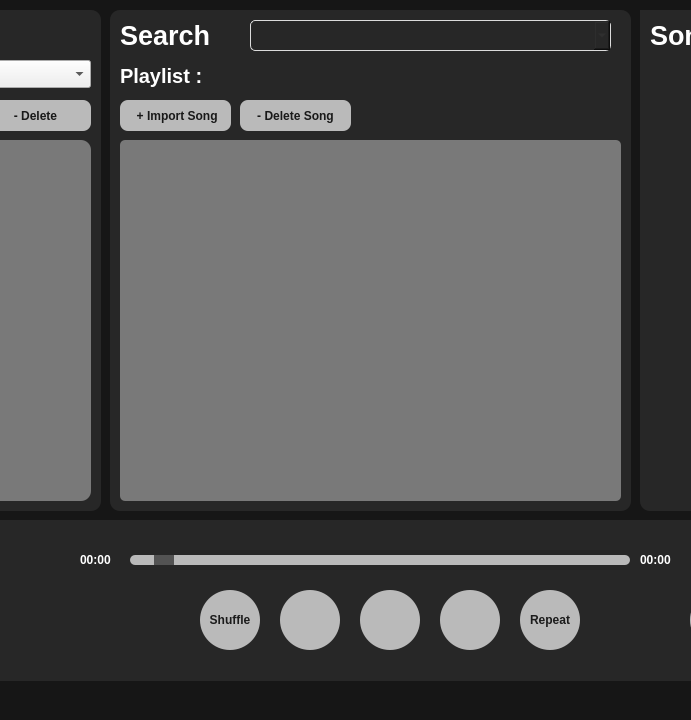
Qt form mainwindow.ui (Kantisaranucheep/Audify_3) before a commit; both pictures show x 170 to 861 and y 0 to 720 of the 1080 by 720 pixel window.
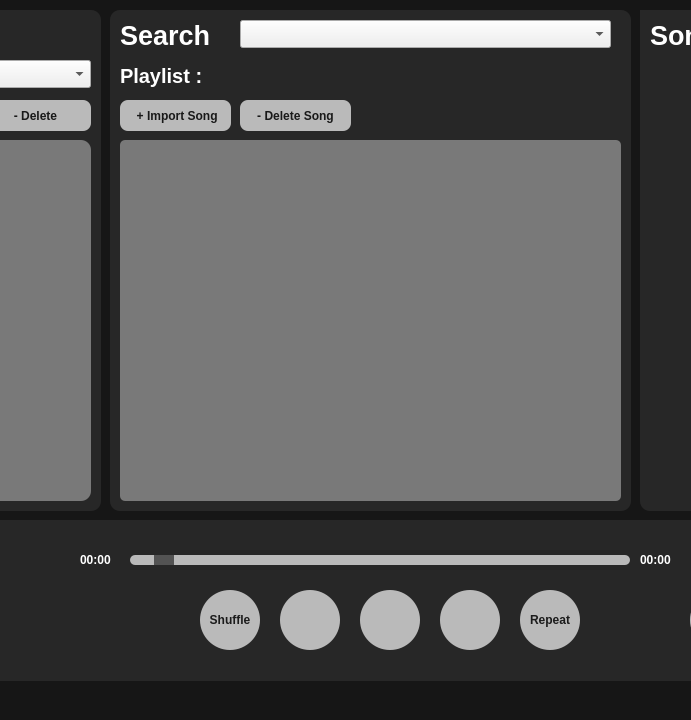
The same form after that commit.

Commit message: add the default playlist on constructor

Diff of the .ui file:
```diff
--- a/mainwindow.ui
+++ b/mainwindow.ui
@@ -217,38 +217,6 @@
       <string>Search</string>
      </property>
     </widget>
-    <widget class="QFontComboBox" name="fontComboBox">
-     <property name="geometry">
-      <rect>
-       <x>140</x>
-       <y>10</y>
-       <width>361</width>
-       <height>31</height>
-      </rect>
-     </property>
-     <property name="styleSheet">
-      <string notr="true">QFontComboBox{
-
- /* Background color */
-    background-color: rgb(39, 39, 39);
-
-    /* Border style and color */
-    border: 1px solid #dcdcdc;
-    border-radius: 5px;
-
-    /* Padding */
-    padding: 5px;
-
-    /* Text color */
-    color: #333;
-
-}
-</string>
-     </property>
-     <property name="currentText">
-      <string/>
-     </property>
-    </widget>
     <widget class="QListWidget" name="listWidget_song">
      <property name="geometry">
       <rect>
@@ -431,6 +399,16 @@
       <set>Qt::AlignLeading|Qt::AlignLeft|Qt::AlignVCenter</set>
      </property>
     </widget>
+    <widget class="QComboBox" name="comboSong">
+     <property name="geometry">
+      <rect>
+       <x>130</x>
+       <y>10</y>
+       <width>371</width>
+       <height>28</height>
+      </rect>
+     </property>
+    </widget>
    </widget>
    <widget class="QFrame" name="frame_4">
     <property name="geometry">
@@ -831,7 +809,7 @@
       <rect>
        <x>240</x>
        <y>30</y>
-       <width>41</width>
+       <width>40</width>
        <height>20</height>
       </rect>
      </property>
```
The commit also changes 1 other file.
